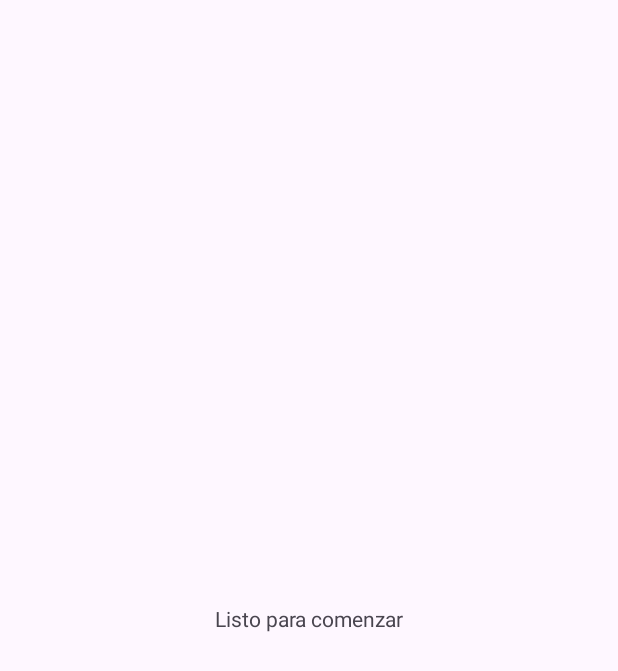
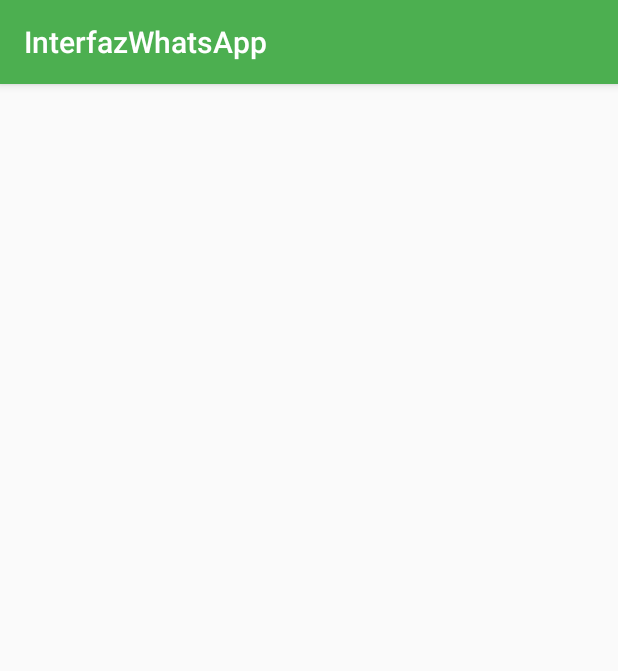
Before and after one commit to Adriath/interfaz_WhatsApp, an Android app: the screen it shows after launch (MainActivity), on a phone screen of 412 x 824 dp. Before the commit the part shown is almost empty. Shown: the top 671 px of the screen. Run offline under Robolectric (Android 15) with nearby library versions, the phone set to English and light mode, and no system bars.

Commit message:
Creado tema para Action Bar. Se muestra al ejecutar.

```diff
--- a/app/src/main/res/layout/activity_main.xml
+++ b/app/src/main/res/layout/activity_main.xml
@@ -1,18 +1,9 @@
 <?xml version="1.0" encoding="utf-8"?>
-<androidx.constraintlayout.widget.ConstraintLayout xmlns:android="http://schemas.android.com/apk/res/android"
+<LinearLayout xmlns:android="http://schemas.android.com/apk/res/android"
     xmlns:app="http://schemas.android.com/apk/res-auto"
     xmlns:tools="http://schemas.android.com/tools"
+    android:id="@+id/VentanaPrincipal"
     android:layout_width="match_parent"
     android:layout_height="match_parent"
-    tools:context=".MainActivity">
-
-    <TextView
-        android:layout_width="wrap_content"
-        android:layout_height="wrap_content"
-        android:text="Listo para comenzar"
-        app:layout_constraintBottom_toBottomOf="parent"
-        app:layout_constraintEnd_toEndOf="parent"
-        app:layout_constraintStart_toStartOf="parent"
-        app:layout_constraintTop_toTopOf="parent" />
-
-</androidx.constraintlayout.widget.ConstraintLayout>
+    android:orientation="vertical"
+    tools:context=".MainActivity" />
--- a/app/src/main/res/values/colors.xml
+++ b/app/src/main/res/values/colors.xml
@@ -2,4 +2,5 @@
 <resources>
     <color name="black">#FF000000</color>
     <color name="white">#FFFFFFFF</color>
+    <color name="verde">#4CAF50</color>
 </resources>
--- a/app/src/main/res/values/themes.xml
+++ b/app/src/main/res/values/themes.xml
@@ -1,8 +1,9 @@
 <resources xmlns:tools="http://schemas.android.com/tools">
     <!-- Base application theme. -->
-    <style name="Base.Theme.InterfazWhatsApp" parent="Theme.Material3.DayNight.NoActionBar">
+    <style name="Base.Theme.InterfazWhatsApp" parent="Theme.AppCompat.Light.DarkActionBar">
         <!-- Customize your light theme here. -->
-        <!-- <item name="colorPrimary">@color/my_light_primary</item> -->
+         <item name="colorPrimary">@color/verde</item>
+         <item name="colorSecondary">@color/white</item>
     </style>
 
     <style name="Theme.InterfazWhatsApp" parent="Base.Theme.InterfazWhatsApp" />
```
